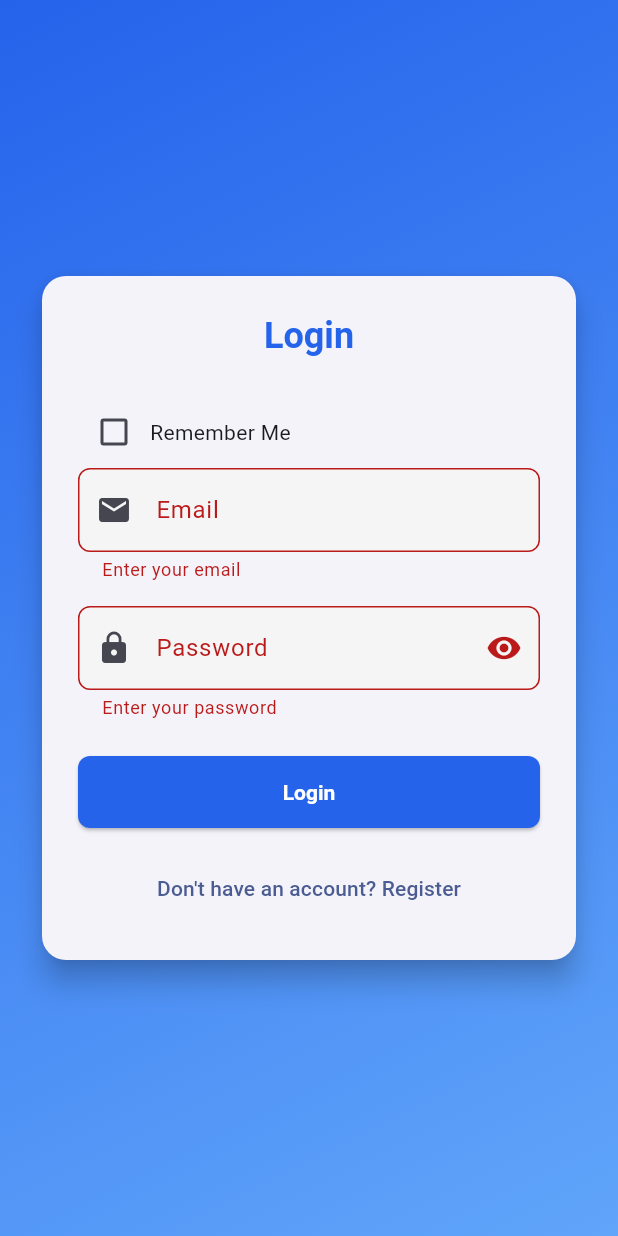
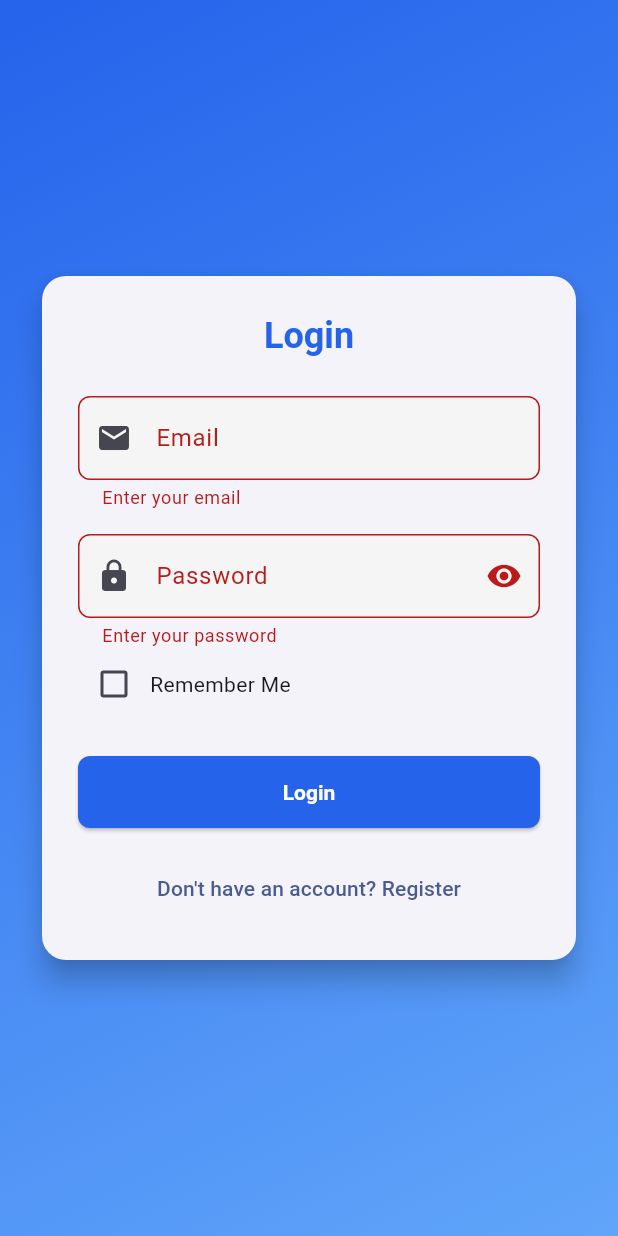
Before and after one commit to Faqih001/learning_material_downloader-app, a Flutter app: the AuthScreen screen opened by its route, after a tap on "Login", on a phone screen of 412 x 824 dp. Run offline on Flutter 3.47's test engine with Material 3 defaults, Android fonts, the phone set to English and light mode, and no system bars; our stand-ins replace flutter_dotenv, google_maps_flutter, shared_preferences, smooth_page_indicator; accounts and stored records are empty.

Commit message:
Refactor AuthScreen: Move remember me checkbox to the login section

```diff
--- a/lib/screens/auth_screen.dart
+++ b/lib/screens/auth_screen.dart
@@ -77,8 +77,14 @@ class _AuthScreenState extends State<AuthScreen> {
         final prefs = await SharedPreferences.getInstance();
         if (_rememberMe && result == null) {
           await prefs.setBool('remember_me', true);
-          await prefs.setString('remembered_email', _emailController.text.trim());
-          await prefs.setString('remembered_password', _passwordController.text);
+          await prefs.setString(
+            'remembered_email',
+            _emailController.text.trim(),
+          );
+          await prefs.setString(
+            'remembered_password',
+            _passwordController.text,
+          );
         } else {
           await prefs.setBool('remember_me', false);
           await prefs.remove('remembered_email');
@@ -181,20 +187,6 @@ class _AuthScreenState extends State<AuthScreen> {
                         ),
                       ),
                       const SizedBox(height: 24),
-                      if (isLogin)
-                        Row(
-                          children: [
-                            Checkbox(
-                              value: _rememberMe,
-                              onChanged: (val) {
-                                setState(() {
-                                  _rememberMe = val ?? false;
-                                });
-                              },
-                            ),
-                            const Text('Remember Me'),
-                          ],
-                        ),
                       if (!isLogin)
                         TextFormField(
                           controller: _nameController,
@@ -242,6 +234,20 @@ class _AuthScreenState extends State<AuthScreen> {
                                         : null
                                 : _validatePassword,
                       ),
+                      if (isLogin)
+                        Row(
+                          children: [
+                            Checkbox(
+                              value: _rememberMe,
+                              onChanged: (val) {
+                                setState(() {
+                                  _rememberMe = val ?? false;
+                                });
+                              },
+                            ),
+                            const Text('Remember Me'),
+                          ],
+                        ),
                       if (!isLogin)
                         Padding(
                           padding: const EdgeInsets.only(top: 16),
```
